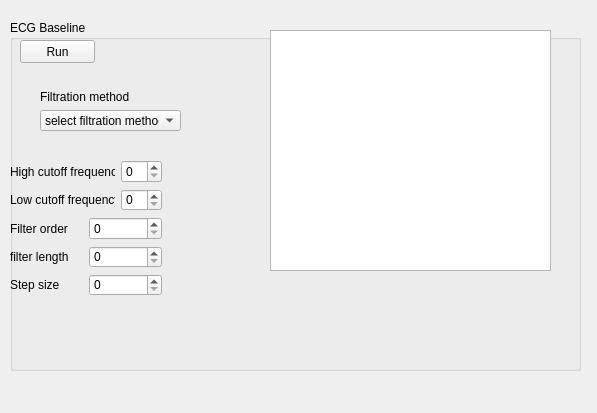
First picture: the form in EcgApplicationCore/View/ecgbaseline_gui.ui, repository KuleszIB/EcgAppCore, before the edit.
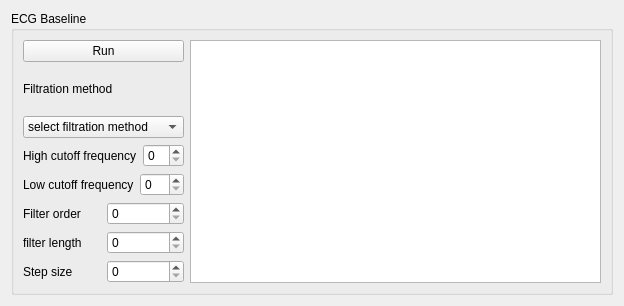
Second picture: the form after the edit.

What changed in the file:
```diff
--- a/EcgApplicationCore/View/ecgbaseline_gui.ui
+++ b/EcgApplicationCore/View/ecgbaseline_gui.ui
@@ -6,47 +6,36 @@
    <rect>
     <x>0</x>
     <y>0</y>
-    <width>597</width>
-    <height>413</height>
+    <width>624</width>
+    <height>306</height>
    </rect>
   </property>
   <property name="windowTitle">
    <string>Form</string>
   </property>
+  <layout class="QHBoxLayout" name="horizontalLayout">
+   <item>
   <widget class="QGroupBox" name="groupBox_ECGbaseline">
-   <property name="geometry">
-    <rect>
-     <x>10</x>
-     <y>20</y>
-     <width>571</width>
-     <height>351</height>
-    </rect>
+     <property name="layoutDirection">
+      <enum>Qt::LeftToRight</enum>
    </property>
    <property name="title">
     <string>ECG Baseline</string>
    </property>
+     <layout class="QGridLayout" name="gridLayout_3">
+      <item row="0" column="0">
+       <layout class="QGridLayout" name="gridLayout">
+        <item row="0" column="0">
    <widget class="QPushButton" name="pushButton">
-    <property name="geometry">
-     <rect>
-      <x>10</x>
-      <y>20</y>
-      <width>75</width>
-      <height>23</height>
-     </rect>
-    </property>
     <property name="text">
      <string>Run</string>
     </property>
    </widget>
-   <widget class="QWidget" name="layoutWidget">
-    <property name="geometry">
-     <rect>
-      <x>30</x>
-      <y>70</y>
-      <width>141</width>
-      <height>41</height>
-     </rect>
-    </property>
+        </item>
+        <item row="0" column="1" rowspan="3">
+         <widget class="QPlainTextEdit" name="plainTextEdit"/>
+        </item>
+        <item row="1" column="0">
     <layout class="QVBoxLayout" name="verticalLayout">
      <item>
       <widget class="QLabel" name="label">
@@ -105,26 +94,8 @@
       </widget>
      </item>
     </layout>
-   </widget>
-   <widget class="QPlainTextEdit" name="plainTextEdit">
-    <property name="geometry">
-     <rect>
-      <x>260</x>
-      <y>10</y>
-      <width>281</width>
-      <height>241</height>
-     </rect>
-    </property>
-   </widget>
-   <widget class="QWidget" name="layoutWidget">
-    <property name="geometry">
-     <rect>
-      <x>0</x>
-      <y>140</y>
-      <width>152</width>
-      <height>136</height>
-     </rect>
-    </property>
+        </item>
+        <item row="2" column="0">
     <layout class="QVBoxLayout" name="verticalLayout_2">
      <item>
       <layout class="QHBoxLayout" name="loHighFreq">
@@ -197,8 +168,13 @@
       </layout>
      </item>
     </layout>
-   </widget>
-  </widget>
+        </item>
+       </layout>
+      </item>
+     </layout>
+    </widget>
+   </item>
+  </layout>
  </widget>
  <resources/>
  <connections/>
```
Lines whose indentation alone changed are shown as unchanged.
